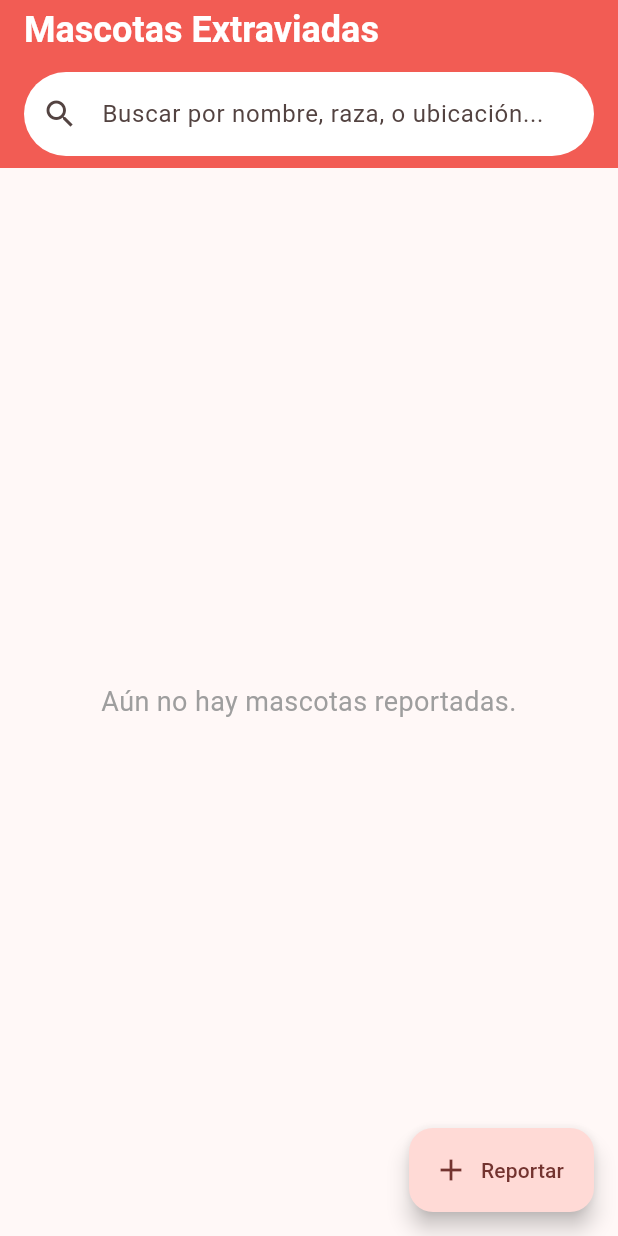
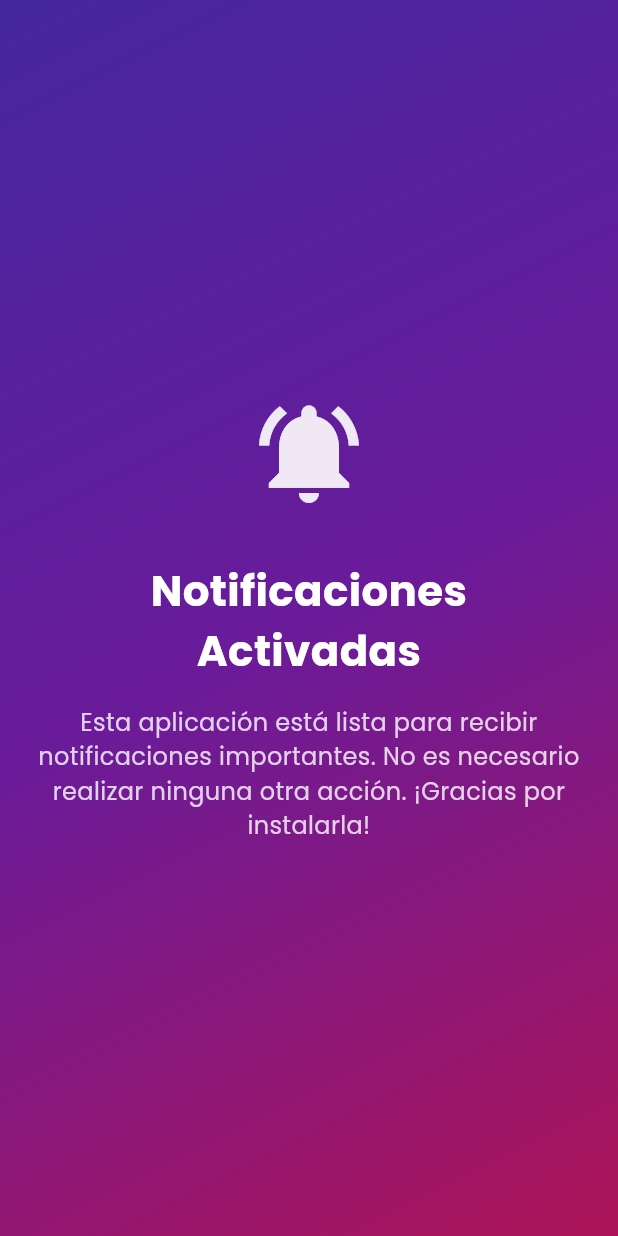
Before and after one commit to MAVD84/sos, a Flutter app: the screen it shows after launch, on a phone screen of 412 x 824 dp. Run offline on Flutter 3.47's test engine with Material 3 defaults, Android fonts, the phone set to English and light mode, and no system bars; our stand-ins replace google_fonts; missing offline and left inert: onesignal_flutter.

Commit message:
Primer commit del proyecto de notificaciones

```diff
--- a/lib/main.dart
+++ b/lib/main.dart
@@ -1,38 +1,106 @@
 import 'package:flutter/material.dart';
+import 'package:google_fonts/google_fonts.dart';
 import 'package:onesignal_flutter/onesignal_flutter.dart';
-import 'package:sos_pet/router.dart';
-import 'package:sos_pet/theme.dart';
-import 'package:firebase_core/firebase_core.dart';
-import 'firebase_options.dart';
 
-void main() async {
+void main() {
   WidgetsFlutterBinding.ensureInitialized();
-  await Firebase.initializeApp(
-    options: DefaultFirebaseOptions.currentPlatform,
-  );
-
-  //Remove this method to stop OneSignal Debugging
-  OneSignal.Debug.setLogLevel(OSLogLevel.verbose);
-
-  OneSignal.initialize("abe3d400-0f44-4745-bd4c-6b609716662a");
-
-  // The promptForPushNotificationsWithUserResponse function will show the iOS or Android push notification prompt. We recommend removing the following code and instead using an In-App Message to prompt for notification permission
-  OneSignal.Notifications.requestPermission(true);
-
   runApp(const MyApp());
 }
 
-class MyApp extends StatelessWidget {
+class MyApp extends StatefulWidget {
   const MyApp({super.key});
 
   @override
+  State<MyApp> createState() => _MyAppState();
+}
+
+class _MyAppState extends State<MyApp> {
+  static const String _oneSignalAppId = 'abe3d400-0f44-4745-bd4c-6b609716662a';
+
+  @override
+  void initState() {
+    super.initState();
+    _initOneSignal();
+  }
+
+  Future<void> _initOneSignal() async {
+    OneSignal.Debug.setLogLevel(OSLogLevel.verbose);
+    OneSignal.initialize(_oneSignalAppId);
+    OneSignal.Notifications.requestPermission(true);
+  }
+
+  @override
   Widget build(BuildContext context) {
-    return MaterialApp.router(
-      routerConfig: router,
-      title: 'SOS Pet',
-      theme: lightTheme,
-      darkTheme: darkTheme,
-      themeMode: ThemeMode.system,
+    return MaterialApp(
+      debugShowCheckedModeBanner: false,
+      theme: ThemeData(
+        useMaterial3: true,
+        colorScheme: ColorScheme.fromSeed(
+          seedColor: Colors.deepPurple,
+          brightness: Brightness.dark,
+        ),
+        textTheme: GoogleFonts.poppinsTextTheme(
+          Theme.of(context).textTheme,
+        ),
+      ),
+      home: const NotificationInfoScreen(),
     );
   }
 }
+
+class NotificationInfoScreen extends StatelessWidget {
+  const NotificationInfoScreen({super.key});
+
+  @override
+  Widget build(BuildContext context) {
+    return Scaffold(
+      body: Container(
+        decoration: BoxDecoration(
+          gradient: LinearGradient(
+            begin: Alignment.topLeft,
+            end: Alignment.bottomRight,
+            colors: [
+              Colors.deepPurple.shade800,
+              Colors.purple.shade800,
+              Colors.pink.shade800,
+            ],
+          ),
+        ),
+        child: Center(
+          child: Padding(
+            padding: const EdgeInsets.all(24.0),
+            child: Column(
+              mainAxisAlignment: MainAxisAlignment.center,
+              children: [
+                Icon(
+                  Icons.notifications_active,
+                  size: 80,
+                  color: Colors.white.withOpacity(0.9),
+                ),
+                const SizedBox(height: 32),
+                Text(
+                  'Notificaciones Activadas',
+                  textAlign: TextAlign.center,
+                  style: GoogleFonts.poppins(
+                    fontSize: 28,
+                    fontWeight: FontWeight.bold,
+                    color: Colors.white,
+                  ),
+                ),
+                const SizedBox(height: 16),
+                Text(
+                  'Esta aplicación está lista para recibir notificaciones importantes. No es necesario realizar ninguna otra acción. ¡Gracias por instalarla!',
+                  textAlign: TextAlign.center,
+                  style: GoogleFonts.poppins(
+                    fontSize: 16,
+                    color: Colors.white.withOpacity(0.8),
+                  ),
+                ),
+              ],
+            ),
+          ),
+        ),
+      ),
+    );
+  }
+}
--- a/lib/models/pet.dart
+++ /dev/null
@@ -1,33 +0,0 @@
-
-import 'package:cloud_firestore/cloud_firestore.dart';
-
-class Pet {
-  final String name;
-  final String breed;
-  final String imageUrl;
-  final String location;
-  final String age;
-  final String phone; // Added phone number
-
-  Pet({
-    required this.name,
-    required this.breed,
-    required this.imageUrl,
-    required this.location,
-    required this.age,
-    required this.phone, // Added to constructor
-  });
-
-  // Factory constructor to create a Pet object from a Firestore document
-  factory Pet.fromFirestore(DocumentSnapshot doc) {
-    Map<String, dynamic> data = doc.data() as Map<String, dynamic>;
-    return Pet(
-      name: data['name'] ?? '',
-      breed: data['breed'] ?? '',
-      imageUrl: data['imageUrl'] ?? '',
-      location: data['location'] ?? '',
-      age: data['age'] ?? '',
-      phone: data['phone'] ?? '', // Added phone from Firestore
-    );
-  }
-}
--- a/lib/router.dart
+++ /dev/null
@@ -1,23 +0,0 @@
-import 'package:flutter/material.dart';
-import 'package:go_router/go_router.dart';
-import 'package:sos_pet/screens/home_screen.dart';
-import 'package:sos_pet/screens/report_pet_screen.dart';
-
-final GoRouter router = GoRouter(
-  routes: <RouteBase>[
-    GoRoute(
-      path: '/',
-      builder: (BuildContext context, GoRouterState state) {
-        return const HomeScreen();
-      },
-      routes: <RouteBase>[
-        GoRoute(
-          path: 'report',
-          builder: (BuildContext context, GoRouterState state) {
-            return const ReportPetScreen();
-          },
-        ),
-      ],
-    ),
-  ],
-);
--- a/lib/screens/home_screen.dart
+++ /dev/null
@@ -1,165 +0,0 @@
-
-import 'package:flutter/material.dart';
-import 'package:go_router/go_router.dart';
-import 'package:cloud_firestore/cloud_firestore.dart';
-import 'package:sos_pet/models/pet.dart';
-
-class HomeScreen extends StatefulWidget {
-  const HomeScreen({super.key});
-
-  @override
-  State<HomeScreen> createState() => _HomeScreenState();
-}
-
-class _HomeScreenState extends State<HomeScreen> {
-  String _searchQuery = '';
-
-  @override
-  Widget build(BuildContext context) {
-    return Scaffold(
-      appBar: AppBar(
-        title: const Text('Mascotas Extraviadas'),
-        bottom: PreferredSize(
-          preferredSize: const Size.fromHeight(56.0),
-          child: Padding(
-            padding: const EdgeInsets.symmetric(horizontal: 16.0, vertical: 8.0),
-            child: TextField(
-              onChanged: (value) {
-                setState(() {
-                  _searchQuery = value.toLowerCase();
-                });
-              },
-              decoration: InputDecoration(
-                hintText: 'Buscar por nombre, raza, o ubicación...',
-                prefixIcon: const Icon(Icons.search),
-                border: OutlineInputBorder(
-                  borderRadius: BorderRadius.circular(30.0),
-                  borderSide: BorderSide.none,
-                ),
-                filled: true,
-                fillColor: Colors.white,
-              ),
-            ),
-          ),
-        ),
-      ),
-      body: StreamBuilder<QuerySnapshot>(
-        stream: FirebaseFirestore.instance.collection('lost_pets').orderBy('timestamp', descending: true).snapshots(),
-        builder: (context, snapshot) {
-          if (snapshot.connectionState == ConnectionState.waiting) {
-            return const Center(child: CircularProgressIndicator());
-          }
-          if (snapshot.hasError) {
-            return Center(child: Text('Error: ${snapshot.error}'));
-          }
-          if (!snapshot.hasData || snapshot.data!.docs.isEmpty) {
-            return const Center(
-              child: Text(
-                'Aún no hay mascotas reportadas.',
-                textAlign: TextAlign.center,
-                style: TextStyle(fontSize: 18, color: Colors.grey),
-              ),
-            );
-          }
-
-          // Filter the documents based on the search query
-          final filteredDocs = snapshot.data!.docs.where((doc) {
-            final pet = Pet.fromFirestore(doc);
-            final query = _searchQuery.toLowerCase();
-            return pet.name.toLowerCase().contains(query) ||
-                   pet.breed.toLowerCase().contains(query) ||
-                   pet.location.toLowerCase().contains(query);
-          }).toList();
-
-          if (filteredDocs.isEmpty) {
-            return const Center(
-              child: Text(
-                'No se encontraron resultados para tu búsqueda.',
-                textAlign: TextAlign.center,
-                style: TextStyle(fontSize: 18, color: Colors.grey),
-              ),
-            );
-          }
-
-          return ListView.builder(
-            itemCount: filteredDocs.length,
-            itemBuilder: (context, index) {
-              final pet = Pet.fromFirestore(filteredDocs[index]);
-              return PetCard(pet: pet);
-            },
-          );
-        },
-      ),
-      floatingActionButton: FloatingActionButton.extended(
-        onPressed: () => context.go('/report'),
-        label: const Text('Reportar'),
-        icon: const Icon(Icons.add),
-      ),
-    );
-  }
-}
-
-class PetCard extends StatelessWidget {
-  final Pet pet;
-
-  const PetCard({super.key, required this.pet});
-
-  @override
-  Widget build(BuildContext context) {
-    final theme = Theme.of(context);
-    return Card(
-      margin: const EdgeInsets.symmetric(horizontal: 16, vertical: 10),
-      elevation: 5,
-      shape: RoundedRectangleBorder(borderRadius: BorderRadius.circular(15)),
-      clipBehavior: Clip.antiAlias,
-      child: Column(
-        crossAxisAlignment: CrossAxisAlignment.stretch,
-        children: [
-          Image.network(
-            pet.imageUrl,
-            height: 200,
-            fit: BoxFit.cover,
-            loadingBuilder: (context, child, loadingProgress) {
-              if (loadingProgress == null) return child;
-              return Container(
-                  height: 200,
-                  color: Colors.grey[300],
-                  child: Center(child: CircularProgressIndicator()));
-            },
-            errorBuilder: (context, error, stackTrace) {
-              return Container(
-                  height: 200,
-                  color: Colors.grey[300],
-                  child: Icon(Icons.broken_image, size: 50, color: Colors.grey[600]));
-            },
-          ),
-          Padding(
-            padding: const EdgeInsets.all(16.0),
-            child: Column(
-              crossAxisAlignment: CrossAxisAlignment.start,
-              children: [
-                Text(pet.name, style: theme.textTheme.titleLarge?.copyWith(fontWeight: FontWeight.bold, color: theme.colorScheme.primary)),
-                const SizedBox(height: 8),
-                Row(children: [Icon(Icons.pets, size: 16), const SizedBox(width: 8), Text(pet.breed)]),
-                const SizedBox(height: 4),
-                Row(children: [Icon(Icons.cake, size: 16), const SizedBox(width: 8), Text(pet.age)]),
-                const SizedBox(height: 12),
-                Row(
-                  children: [
-                    Icon(Icons.phone, size: 16, color: Colors.green[700]),
-                    const SizedBox(width: 8),
-                    Text(pet.phone, style: TextStyle(fontWeight: FontWeight.bold)),
-                  ],
-                ),
-                const SizedBox(height: 12),
-                const Divider(),
-                const SizedBox(height: 12),
-                Row(children: [Icon(Icons.location_on, size: 16, color: Colors.redAccent), const SizedBox(width: 8), Expanded(child: Text('Se extravió en: ${pet.location}', style: TextStyle(fontStyle: FontStyle.italic)))]),
-              ],
-            ),
-          ),
-        ],
-      ),
-    );
-  }
-}
--- a/lib/theme.dart
+++ /dev/null
@@ -1,63 +0,0 @@
-import 'package:flutter/material.dart';
-// import 'package:google_fonts/google_fonts.dart';
-
-const Color primaryColor = Color(0xFFF25C54);
-const Color secondaryColor = Color(0xFFF2B90C);
-const Color tertiaryColor = Color(0xFF4C5958);
-
-// Using default TextTheme to avoid network requests for fonts
-final TextTheme appTextTheme = TextTheme(
-  displayLarge: TextStyle(fontSize: 57, fontWeight: FontWeight.bold),
-  titleLarge: TextStyle(fontSize: 22, fontWeight: FontWeight.w500),
-  bodyMedium: TextStyle(fontSize: 14),
-);
-
-final ThemeData lightTheme = ThemeData(
-  useMaterial3: true,
-  colorScheme: ColorScheme.fromSeed(
-    seedColor: primaryColor,
-    brightness: Brightness.light,
-    secondary: secondaryColor,
-    tertiary: tertiaryColor,
-  ),
-  textTheme: appTextTheme,
-  appBarTheme: AppBarTheme(
-    backgroundColor: primaryColor,
-    foregroundColor: Colors.white,
-    titleTextStyle: TextStyle(fontSize: 24, fontWeight: FontWeight.bold),
-  ),
-  elevatedButtonTheme: ElevatedButtonThemeData(
-    style: ElevatedButton.styleFrom(
-      foregroundColor: Colors.white,
-      backgroundColor: primaryColor,
-      shape: RoundedRectangleBorder(borderRadius: BorderRadius.circular(8)),
-      padding: const EdgeInsets.symmetric(horizontal: 24, vertical: 12),
-      textStyle: TextStyle(fontSize: 16, fontWeight: FontWeight.w500),
-    ),
-  ),
-);
-
-final ThemeData darkTheme = ThemeData(
-  useMaterial3: true,
-  colorScheme: ColorScheme.fromSeed(
-    seedColor: primaryColor,
-    brightness: Brightness.dark,
-    secondary: secondaryColor,
-    tertiary: tertiaryColor,
-  ),
-  textTheme: appTextTheme,
-  appBarTheme: AppBarTheme(
-    backgroundColor: Colors.grey[900],
-    foregroundColor: Colors.white,
-    titleTextStyle: TextStyle(fontSize: 24, fontWeight: FontWeight.bold),
-  ),
-  elevatedButtonTheme: ElevatedButtonThemeData(
-    style: ElevatedButton.styleFrom(
-      foregroundColor: Colors.black,
-      backgroundColor: secondaryColor,
-      shape: RoundedRectangleBorder(borderRadius: BorderRadius.circular(8)),
-      padding: const EdgeInsets.symmetric(horizontal: 24, vertical: 12),
-      textStyle: TextStyle(fontSize: 16, fontWeight: FontWeight.w500),
-    ),
-  ),
-);
```
Also changed, not shown: lib/screens/report_pet_screen.dart (deleted, +0 -185 lines), pubspec.yaml (+1 -74 lines), lib/firebase_options.dart (deleted), pubspec.lock, 1 other file.
